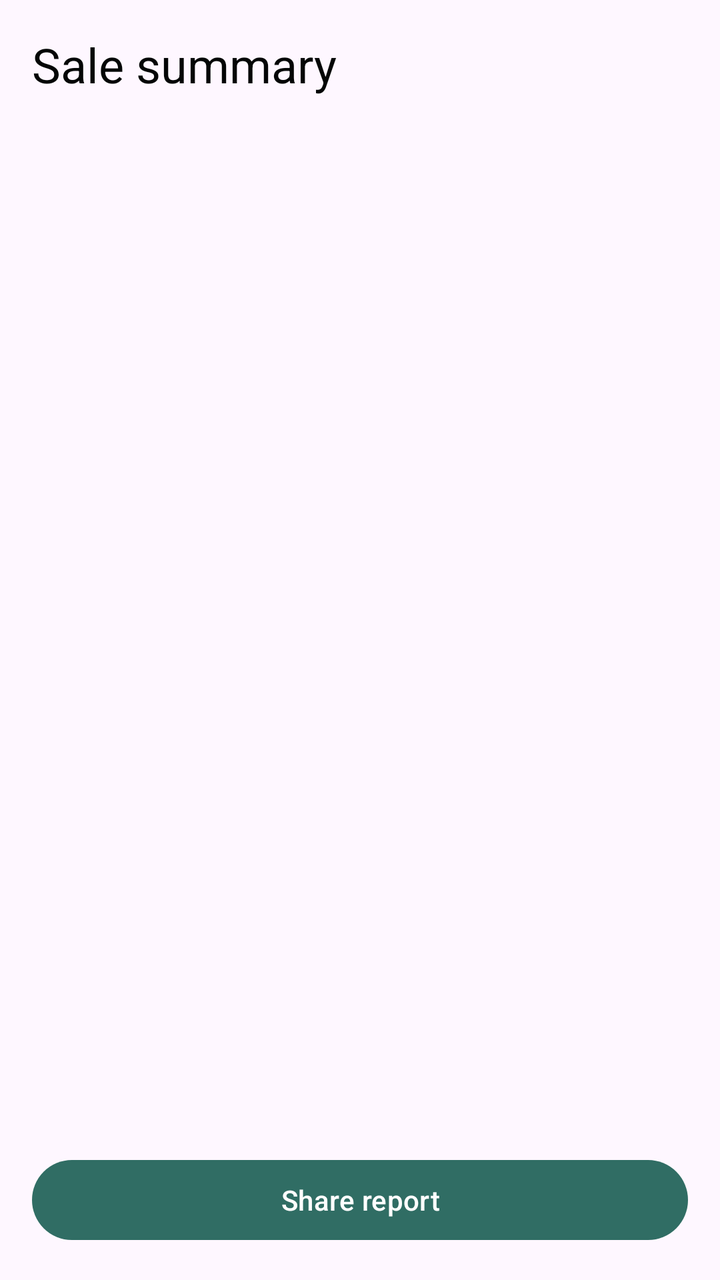
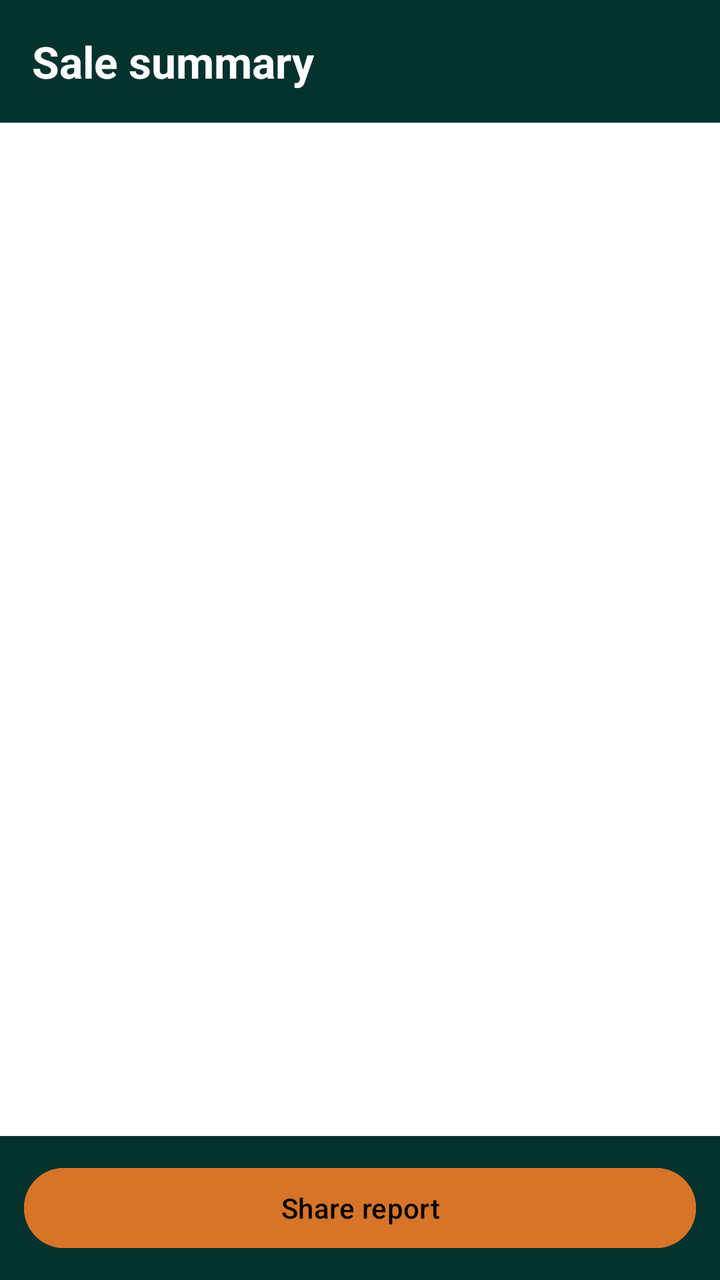

Two renders of the same Android screen: before a commit and after it. Below are the layout's source before the change and the commit's diff.
<!-- AndroidManifest.xml: application theme Theme.StockSense -->
<!-- res/layout/activity_sale_summary.xml -->
<?xml version="1.0" encoding="utf-8"?>
<LinearLayout xmlns:android="http://schemas.android.com/apk/res/android"
    android:layout_width="match_parent"
    android:layout_height="match_parent"
    android:fitsSystemWindows="true"
    android:orientation="vertical">
    <LinearLayout xmlns:android="http://schemas.android.com/apk/res/android"
    android:layout_width="match_parent"
    android:layout_height="match_parent"
    android:orientation="vertical"
    android:padding="16dp">

    <TextView
        android:layout_width="wrap_content"
        android:layout_height="wrap_content"
        android:text="@string/sales_title_summary"
        android:textColor="@color/stocksense_text"
        android:textSize="24sp" />

    <TextView
        android:id="@+id/tvSaleInfo"
        android:layout_width="match_parent"
        android:layout_height="wrap_content"
        android:layout_marginTop="8dp"
        android:textColor="@color/stocksense_text"
        android:textSize="16sp" />

    <ListView
        android:id="@+id/lvSummaryItems"
        android:layout_width="match_parent"
        android:layout_height="0dp"
        android:layout_weight="1" />

    <TextView
        android:id="@+id/tvSummaryTotal"
        android:layout_width="match_parent"
        android:layout_height="wrap_content"
        android:layout_marginTop="8dp"
        android:textColor="@color/stocksense_text"
        android:textSize="18sp" />

    <Button
        android:id="@+id/btnShareReport"
        android:layout_width="match_parent"
        android:layout_height="wrap_content"
        android:minHeight="48dp"
        android:text="@string/sales_btn_share" />

</LinearLayout>
</LinearLayout>
<!-- resources referenced by this layout -->
<resources>
  <color name="stocksense_text">#040606</color>
  <string name="sales_btn_share">Share report</string>
  <string name="sales_title_summary">Sale summary</string>
  <style name="Theme.StockSense" parent="Base.Theme.StockSense" />
  <style name="Base.Theme.StockSense" parent="Theme.Material3.Light.NoActionBar">
          
          <item name="colorPrimary">@color/stocksense_primary</item>
          <item name="android:forceDarkAllowed" tools:targetApi="q">false</item>
      </style>
  <color name="stocksense_primary">#306D64</color>
</resources>

<!-- the commit's change to res/layout/activity_sale_summary.xml (unified diff, before → after) -->
@@ -3,48 +3,66 @@
     android:layout_width="match_parent"
     android:layout_height="match_parent"
     android:fitsSystemWindows="true"
+    android:background="@color/stocksense_dark"
     android:orientation="vertical">
-    <LinearLayout xmlns:android="http://schemas.android.com/apk/res/android"
-    android:layout_width="match_parent"
-    android:layout_height="match_parent"
-    android:orientation="vertical"
-    android:padding="16dp">
 
     <TextView
-        android:layout_width="wrap_content"
-        android:layout_height="wrap_content"
-        android:text="@string/sales_title_summary"
-        android:textColor="@color/stocksense_text"
-        android:textSize="24sp" />
-
-    <TextView
-        android:id="@+id/tvSaleInfo"
         android:layout_width="match_parent"
         android:layout_height="wrap_content"
-        android:layout_marginTop="8dp"
-        android:textColor="@color/stocksense_text"
-        android:textSize="16sp" />
+        android:background="@color/stocksense_dark"
+        android:padding="16dp"
+        android:text="@string/sales_title_summary"
+        android:textColor="@color/white"
+        android:textSize="22sp"
+        android:textStyle="bold" />
 
-    <ListView
-        android:id="@+id/lvSummaryItems"
+    <LinearLayout
         android:layout_width="match_parent"
         android:layout_height="0dp"
-        android:layout_weight="1" />
+        android:layout_weight="1"
+        android:background="@color/white"
+        android:orientation="vertical"
+        android:padding="16dp">
 
-    <TextView
-        android:id="@+id/tvSummaryTotal"
+        <TextView
+            android:id="@+id/tvSaleInfo"
+            android:layout_width="match_parent"
+            android:layout_height="wrap_content"
+            android:textColor="@color/stocksense_text"
+            android:textSize="16sp" />
+
+        <ListView
+            android:id="@+id/lvSummaryItems"
+            android:layout_width="match_parent"
+            android:layout_height="0dp"
+            android:layout_weight="1" />
+
+        <TextView
+            android:id="@+id/tvSummaryTotal"
+            android:layout_width="match_parent"
+            android:layout_height="wrap_content"
+            android:layout_marginTop="8dp"
+            android:textColor="@color/stocksense_primary"
+            android:textSize="20sp"
+            android:textStyle="bold" />
+
+    </LinearLayout>
+
+    <LinearLayout
         android:layout_width="match_parent"
         android:layout_height="wrap_content"
-        android:layout_marginTop="8dp"
-        android:textColor="@color/stocksense_text"
-        android:textSize="18sp" />
+        android:background="@color/stocksense_dark"
+        android:orientation="vertical"
+        android:padding="12dp">
 
-    <Button
-        android:id="@+id/btnShareReport"
-        android:layout_width="match_parent"
-        android:layout_height="wrap_content"
-        android:minHeight="48dp"
-        android:text="@string/sales_btn_share" />
+        <Button
+            android:id="@+id/btnShareReport"
+            android:layout_width="match_parent"
+            android:layout_height="wrap_content"
+            android:backgroundTint="@color/stocksense_accent"
+            android:minHeight="48dp"
+            android:text="@string/sales_btn_share"
+            android:textColor="@color/stocksense_text" />
 
+    </LinearLayout>
 </LinearLayout>
-</LinearLayout>
<!-- resource entries referenced after the edit -->
@@ -1,6 +1,9 @@
 <!-- resources referenced by this layout -->
 <resources>
+  <color name="stocksense_accent">#D77428</color>
+  <color name="stocksense_dark">#04332D</color>
   <color name="stocksense_text">#040606</color>
+  <color name="white">#FFFFFFFF</color>
   <string name="sales_btn_share">Share report</string>
   <string name="sales_title_summary">Sale summary</string>
   <style name="Theme.StockSense" parent="Base.Theme.StockSense" />
